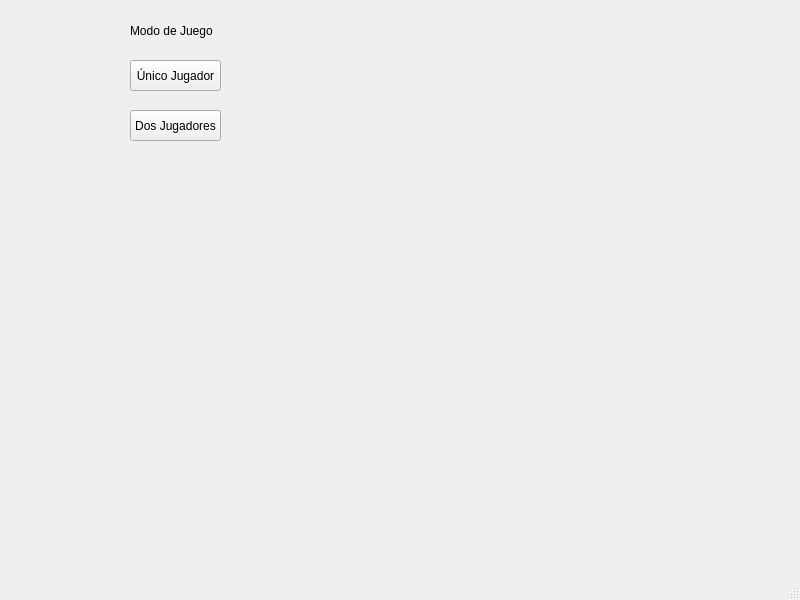
This is LogIn_IniSesion/mainwindow.ui in valenjess/Inf_2-Videojuego as Qt 5 draws it before an edit. The edited form follows.
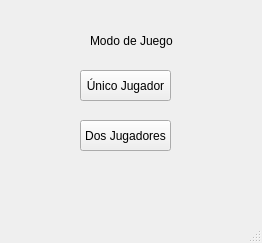
This is the edited form.

```diff
--- a/LogIn_IniSesion/mainwindow.ui
+++ b/LogIn_IniSesion/mainwindow.ui
@@ -6,8 +6,8 @@
    <rect>
     <x>0</x>
     <y>0</y>
-    <width>800</width>
-    <height>600</height>
+    <width>262</width>
+    <height>243</height>
    </rect>
   </property>
   <property name="windowTitle">
@@ -17,8 +17,8 @@
    <widget class="QLabel" name="label">
     <property name="geometry">
      <rect>
-      <x>130</x>
-      <y>20</y>
+      <x>90</x>
+      <y>30</y>
       <width>101</width>
       <height>21</height>
      </rect>
@@ -30,8 +30,8 @@
    <widget class="QPushButton" name="OneGamerButton">
     <property name="geometry">
      <rect>
-      <x>130</x>
-      <y>60</y>
+      <x>80</x>
+      <y>70</y>
       <width>91</width>
       <height>31</height>
      </rect>
@@ -43,8 +43,8 @@
    <widget class="QPushButton" name="TwoGamerButton">
     <property name="geometry">
      <rect>
-      <x>130</x>
-      <y>110</y>
+      <x>80</x>
+      <y>120</y>
       <width>91</width>
       <height>31</height>
      </rect>
```
Left out of the diff: 7 changed lines with no effect on the pictures.
